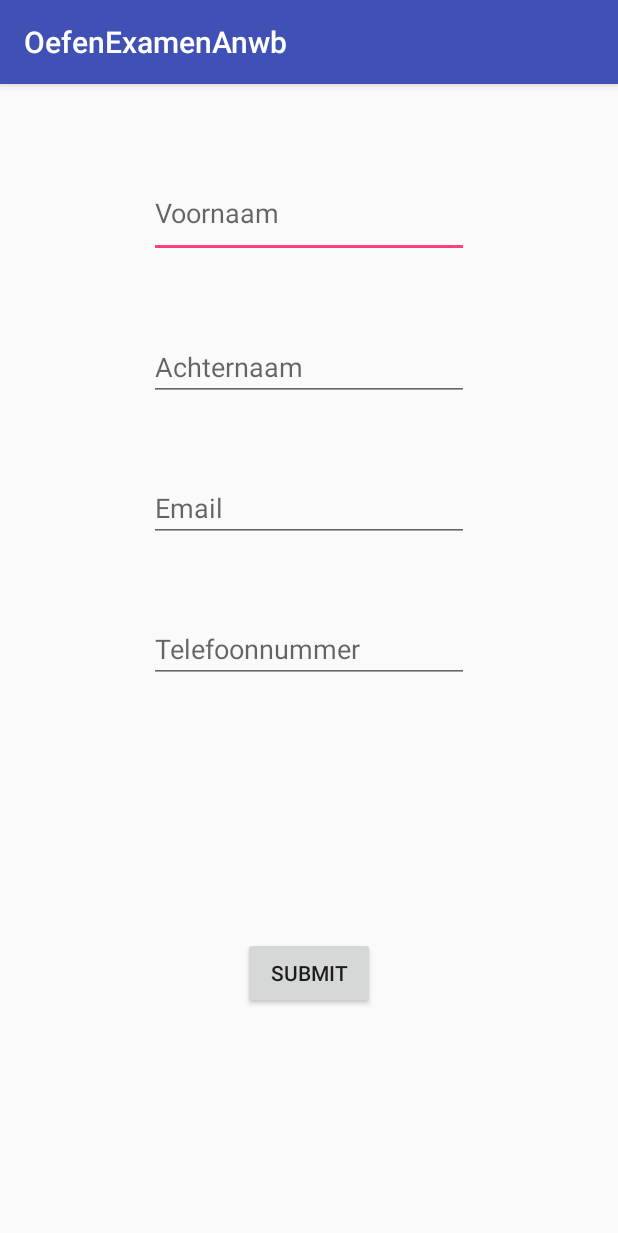
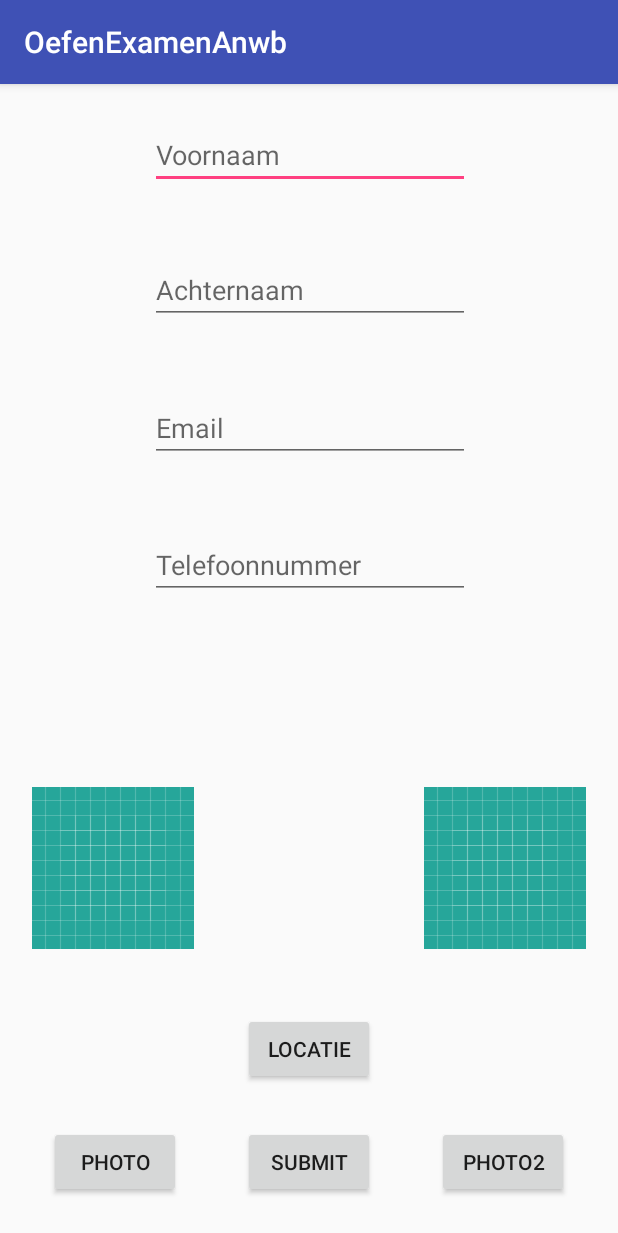
Before and after one commit to elco2000/OefenExamenAndroidStudio, an Android app: the screen it shows after launch (MainActivity), on a phone screen of 412 x 824 dp. Shown: the top 1233 px of the screen. Run offline under Robolectric (Android 15) with nearby library versions, the phone set to English and light mode, and no system bars.

Commit message:
Maps + PhotoFunction

```diff
--- a/app/build.gradle
+++ b/app/build.gradle
@@ -25,4 +25,8 @@ dependencies {
     testImplementation 'junit:junit:4.12'
     androidTestImplementation 'com.android.support.test:runner:1.0.2'
     androidTestImplementation 'com.android.support.test.espresso:espresso-core:3.0.2'
+    implementation 'com.google.android.gms:play-services-maps:16.0.0'
+    implementation 'com.google.android.gms:play-services-location:16.0.0'
+    implementation 'com.android.support:multidex:1.0.3'
+
 }
--- a/app/src/main/java/com/example/elcoo/oefenexamenanwb/MainActivity.java
+++ b/app/src/main/java/com/example/elcoo/oefenexamenanwb/MainActivity.java
@@ -1,16 +1,46 @@
 package com.example.elcoo.oefenexamenanwb;
 
+import android.Manifest;
+import android.content.Intent;
+import android.content.pm.PackageManager;
 import android.database.Cursor;
 import android.database.sqlite.SQLiteDatabase;
+import android.graphics.Bitmap;
+import android.location.Location;
+import android.location.LocationListener;
+import android.os.Build;
+import android.provider.MediaStore;
+import android.support.annotation.NonNull;
+import android.support.v4.app.FragmentManager;
+import android.support.v4.app.FragmentTransaction;
+import android.support.v4.content.ContextCompat;
 import android.support.v7.app.AppCompatActivity;
 import android.os.Bundle;
 import android.util.Log;
 import android.view.View;
 import android.widget.EditText;
+import android.widget.ImageView;
+
+
+import com.google.android.gms.common.ConnectionResult;
+import com.google.android.gms.common.api.GoogleApiClient;
+import com.google.android.gms.location.LocationRequest;
+import com.google.android.gms.location.LocationServices;
+import com.google.android.gms.maps.CameraUpdateFactory;
+import com.google.android.gms.maps.GoogleMap;
+import com.google.android.gms.maps.OnMapReadyCallback;
+import com.google.android.gms.maps.SupportMapFragment;
+import com.google.android.gms.maps.model.LatLng;
+import com.google.android.gms.maps.model.Marker;
+import com.google.android.gms.maps.model.MarkerOptions;
 
 import java.io.File;
 
-public class MainActivity extends AppCompatActivity {
+public class MainActivity extends AppCompatActivity
+{
+    static final int REQUEST_IMAGE_CAPTURE = 1;
+    private int photo = 0;
+
 
     @Override
     protected void onCreate(Bundle savedInstanceState) {
@@ -30,23 +60,35 @@ public class MainActivity extends AppCompatActivity {
         + "gegevens"
         + " (Voornaam VARCHAR, Achternaam VARCHAR, Email VARCHAR, Telefoonnummer VARCHAR );");
 
+        if(getApplicationContext().getPackageManager().hasSystemFeature(PackageManager.FEATURE_CAMERA))
+        {
+            Log.i("camera", "device heeft camera");
+//            dispatchTakePictureIntent();
+        } else {
+            Log.i("camera", "er is geen camera");
+        }
+
 //        anwbDB.execSQL("INSERT INTO "
 //        + "gegevens"
 //        + " (Voornaam, Achternaam, Email, Telefoonnummer)"
 //        + " VALUES ('Elco', 'Mussert', 'elcomussert@gmail.com', '0614975525');");
+//
+//        Cursor c = anwbDB.rawQuery("SELECT * FROM " + "gegevens" , null);
+//        int Column1 = c.getColumnIndex("Voornaam");
+//        int Column2 = c.getColumnIndex("Achternaam");
+//        int Column3 = c.getColumnIndex("Email");
+//        int Column4 = c.getColumnIndex("Telefoonnummer");
+//        c.moveToLast();
+//        String Voornaam = c.getString(Column1);
+//        String Achternaam = c.getString(Column2);
+//        String Email = c.getString(Column3);
+//        String Telefoonnummer = c.getString(Column4);
+//        Log.i("Persoon: " , Voornaam + " " + Achternaam + " " + Email + " " + Telefoonnummer);
 
-        Cursor c = anwbDB.rawQuery("SELECT * FROM " + "gegevens" , null);
-        int Column1 = c.getColumnIndex("Voornaam");
-        int Column2 = c.getColumnIndex("Achternaam");
-        int Column3 = c.getColumnIndex("Email");
-        int Column4 = c.getColumnIndex("Telefoonnummer");
-        c.moveToLast();
-        String Voornaam = c.getString(Column1);
-        String Achternaam = c.getString(Column2);
-        String Email = c.getString(Column3);
-        String Telefoonnummer = c.getString(Column4);
-        Log.i("Persoon: " , Voornaam + " " + Achternaam + " " + Email + " " + Telefoonnummer);
+
+
     }
+
 
     public void onClick(View view) {
         SQLiteDatabase anwbDB = this.openOrCreateDatabase("anwbDB", MODE_PRIVATE, null);
@@ -67,4 +109,42 @@ public class MainActivity extends AppCompatActivity {
 
 
     }
+
+    public void onClickMaps(View view) {
+        Intent intent = new Intent(this, MapsActivity.class);
+        startActivity(intent);
+    }
+
+    public void onPhoto(View view) {
+        Intent takePictureIntent = new Intent(MediaStore.ACTION_IMAGE_CAPTURE);
+        startActivityForResult(takePictureIntent, REQUEST_IMAGE_CAPTURE);
+        photo = 1;
+    }
+
+    public void onPhoto2(View view) {
+        Intent takePictureIntent = new Intent(MediaStore.ACTION_IMAGE_CAPTURE);
+        startActivityForResult(takePictureIntent, REQUEST_IMAGE_CAPTURE);
+        photo = 2;
+    }
+
+//    private void dispatchTakePictureIntent() {
+//     Intent takePictureIntent = new Intent(MediaStore.ACTION_IMAGE_CAPTURE);
+//     startActivityForResult(takePictureIntent, REQUEST_IMAGE_CAPTURE);
+//    }
+
+    protected void onActivityResult(int requestcode, int resultCode, Intent data) {
+        ImageView imageView = (ImageView) findViewById(R.id.imageView);
+        ImageView imageView2 = (ImageView) findViewById(R.id.imageView2);
+        if (requestcode == REQUEST_IMAGE_CAPTURE && resultCode == RESULT_OK) {
+            Bundle extras = data.getExtras();
+            Bitmap imageBitmap = (Bitmap) extras.get("data");
+            if (photo == 1) {
+                imageView.setImageBitmap(imageBitmap);
+            } else if (photo == 2) {
+                imageView2.setImageBitmap(imageBitmap);
+            }
+
+        }
+    }
+
 }
--- a/app/src/main/res/layout/activity_main.xml
+++ b/app/src/main/res/layout/activity_main.xml
@@ -9,15 +9,16 @@
     <EditText
         android:id="@+id/editText1"
         android:layout_width="wrap_content"
-        android:layout_height="59dp"
+        android:layout_height="wrap_content"
         android:ems="10"
         android:hint="Voornaam"
         android:inputType="textPersonName"
         app:layout_constraintBottom_toBottomOf="parent"
+        app:layout_constraintHorizontal_bias="0.502"
         app:layout_constraintLeft_toLeftOf="parent"
         app:layout_constraintRight_toRightOf="parent"
         app:layout_constraintTop_toTopOf="parent"
-        app:layout_constraintVertical_bias="0.07999998" />
+        app:layout_constraintVertical_bias="0.034" />
 
 
     <EditText
@@ -28,10 +29,11 @@
         android:hint="Email"
         android:inputType="textEmailAddress"
         app:layout_constraintBottom_toBottomOf="parent"
+        app:layout_constraintHorizontal_bias="0.502"
         app:layout_constraintLeft_toLeftOf="parent"
         app:layout_constraintRight_toRightOf="parent"
         app:layout_constraintTop_toTopOf="parent"
-        app:layout_constraintVertical_bias="0.36" />
+        app:layout_constraintVertical_bias="0.286" />
 
     <EditText
         android:id="@+id/editText3"
@@ -41,10 +43,11 @@
         android:hint="Achternaam"
         android:inputType="textPersonName"
         app:layout_constraintBottom_toBottomOf="parent"
+        app:layout_constraintHorizontal_bias="0.502"
         app:layout_constraintLeft_toLeftOf="parent"
         app:layout_constraintRight_toRightOf="parent"
         app:layout_constraintTop_toTopOf="parent"
-        app:layout_constraintVertical_bias="0.23000002" />
+        app:layout_constraintVertical_bias="0.159" />
 
     <EditText
         android:id="@+id/editText4"
@@ -54,10 +57,11 @@
         android:hint="Telefoonnummer"
         android:inputType="phone"
         app:layout_constraintBottom_toBottomOf="parent"
+        app:layout_constraintHorizontal_bias="0.502"
         app:layout_constraintLeft_toLeftOf="parent"
         app:layout_constraintRight_toRightOf="parent"
         app:layout_constraintTop_toTopOf="parent"
-        app:layout_constraintVertical_bias="0.49" />
+        app:layout_constraintVertical_bias="0.412" />
 
     <Button
         android:id="@+id/button"
@@ -69,6 +73,69 @@
         app:layout_constraintLeft_toLeftOf="parent"
         app:layout_constraintRight_toRightOf="parent"
         app:layout_constraintTop_toTopOf="parent"
-        app:layout_constraintVertical_bias="0.79" />
+        app:layout_constraintVertical_bias="0.965" />
+
+    <Button
+        android:id="@+id/button4"
+        android:layout_width="wrap_content"
+        android:layout_height="wrap_content"
+        android:onClick="onClickMaps"
+        android:text="Locatie"
+        app:layout_constraintBottom_toBottomOf="parent"
+        app:layout_constraintLeft_toLeftOf="parent"
+        app:layout_constraintRight_toRightOf="parent"
+        app:layout_constraintTop_toTopOf="parent"
+        app:layout_constraintVertical_bias="0.86" />
+
+    <Button
+        android:id="@+id/button2"
+        android:layout_width="wrap_content"
+        android:layout_height="wrap_content"
+        android:onClick="onPhoto"
+        android:text="Photo"
+        app:layout_constraintBottom_toBottomOf="parent"
+        app:layout_constraintHorizontal_bias="0.1"
+        app:layout_constraintLeft_toLeftOf="parent"
+        app:layout_constraintRight_toRightOf="parent"
+        app:layout_constraintTop_toTopOf="parent"
+        app:layout_constraintVertical_bias="0.965" />
+
+    <Button
+        android:id="@+id/button3"
+        android:layout_width="wrap_content"
+        android:layout_height="wrap_content"
+        android:onClick="onPhoto2"
+        android:text="Photo2"
+        app:layout_constraintBottom_toBottomOf="parent"
+        app:layout_constraintHorizontal_bias="0.9"
+        app:layout_constraintLeft_toLeftOf="parent"
+        app:layout_constraintRight_toRightOf="parent"
+        app:layout_constraintTop_toTopOf="parent"
+        app:layout_constraintVertical_bias="0.965" />
+
+    <ImageView
+        android:id="@+id/imageView2"
+        android:layout_width="wrap_content"
+        android:layout_height="wrap_content"
+        app:layout_constraintBottom_toBottomOf="parent"
+        app:layout_constraintHorizontal_bias="0.93"
+        app:layout_constraintLeft_toLeftOf="parent"
+        app:layout_constraintRight_toRightOf="parent"
+        app:layout_constraintTop_toTopOf="parent"
+        app:layout_constraintVertical_bias="0.71000004"
+        app:srcCompat="@drawable/ic_launcher_background" />
+
+    <ImageView
+        android:id="@+id/imageView"
+        android:layout_width="wrap_content"
+        android:layout_height="wrap_content"
+        app:layout_constraintBottom_toBottomOf="parent"
+        app:layout_constraintHorizontal_bias="0.07"
+        app:layout_constraintLeft_toLeftOf="parent"
+        app:layout_constraintRight_toRightOf="parent"
+        app:layout_constraintTop_toTopOf="parent"
+        app:layout_constraintVertical_bias="0.71000004"
+        app:srcCompat="@drawable/ic_launcher_background" />
+
 
 </android.support.constraint.ConstraintLayout>
--- a/app/src/main/res/values/strings.xml
+++ b/app/src/main/res/values/strings.xml
@@ -1,3 +1,7 @@
 <resources>
     <string name="app_name">OefenExamenAnwb</string>
+    <string name="google_android_map_api_key">AIzaSyDiGkC0hWVqHfWhez5r7F7JsAP8CxaymaU</string>
+    <string name="hello_blank_fragment">Hello blank fragment</string>
+    <string name="contact_us">Contact Us</string>
+    <string name="title_activity_maps">Map</string>
 </resources>
```
Also changed, not shown: app/src/debug/res/values/google_maps_api.xml (added, +24 -0 lines), app/src/main/AndroidManifest.xml (+10 -0 lines), app/src/main/java/com/example/elcoo/oefenexamenanwb/MapsActivity.java (added, +144 -0 lines), app/src/main/res/layout/activity_maps.xml (added, +9 -0 lines), 1 other file.
